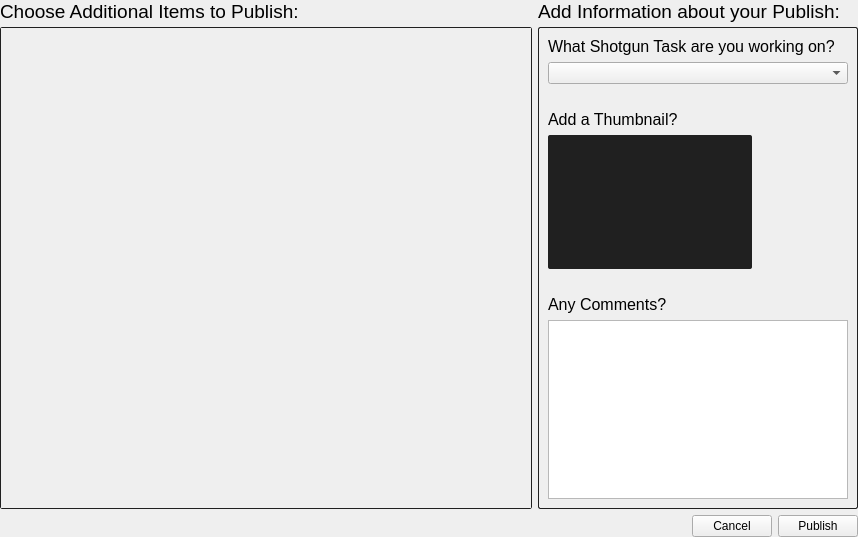
This is resources/publish_details_ui.ui in shotgunsoftware/tk-multi-publish as Qt 5 draws it before an edit. The edited form follows.
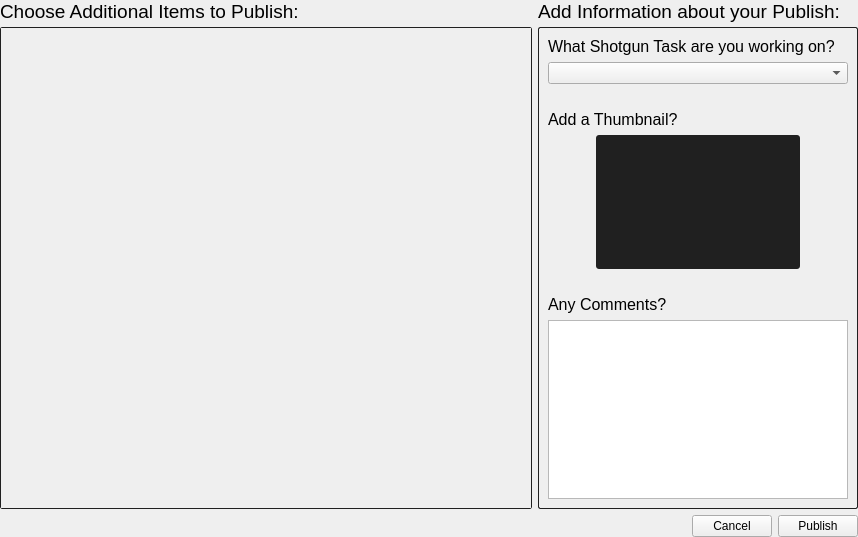
This is the edited form. Custom widgets are drawn as their Qt base class.

Commit message: #20934 publish now pulls properties from UI correctly

Patch:
```diff
--- a/resources/publish_details_ui.ui
+++ b/resources/publish_details_ui.ui
@@ -135,12 +135,28 @@
           </item>
           <item>
            <layout class="QHBoxLayout" name="horizontalLayout_6">
+            <property name="spacing">
+             <number>0</number>
+            </property>
+            <item>
+             <spacer name="horizontalSpacer">
+              <property name="orientation">
+               <enum>Qt::Horizontal</enum>
+              </property>
+              <property name="sizeHint" stdset="0">
+               <size>
+                <width>40</width>
+                <height>20</height>
+               </size>
+              </property>
+             </spacer>
+            </item>
             <item>
              <widget class="QFrame" name="thumbnail_frame">
               <property name="styleSheet">
                <string notr="true">#thumbnail_frame {
-border-style: none;
-border-radius: 2px;
+border-style: Solid;
+border-radius: 3px;
 background: rgb(32,32,32);
 }</string>
               </property>
```
The commit also changes 14 other files.
